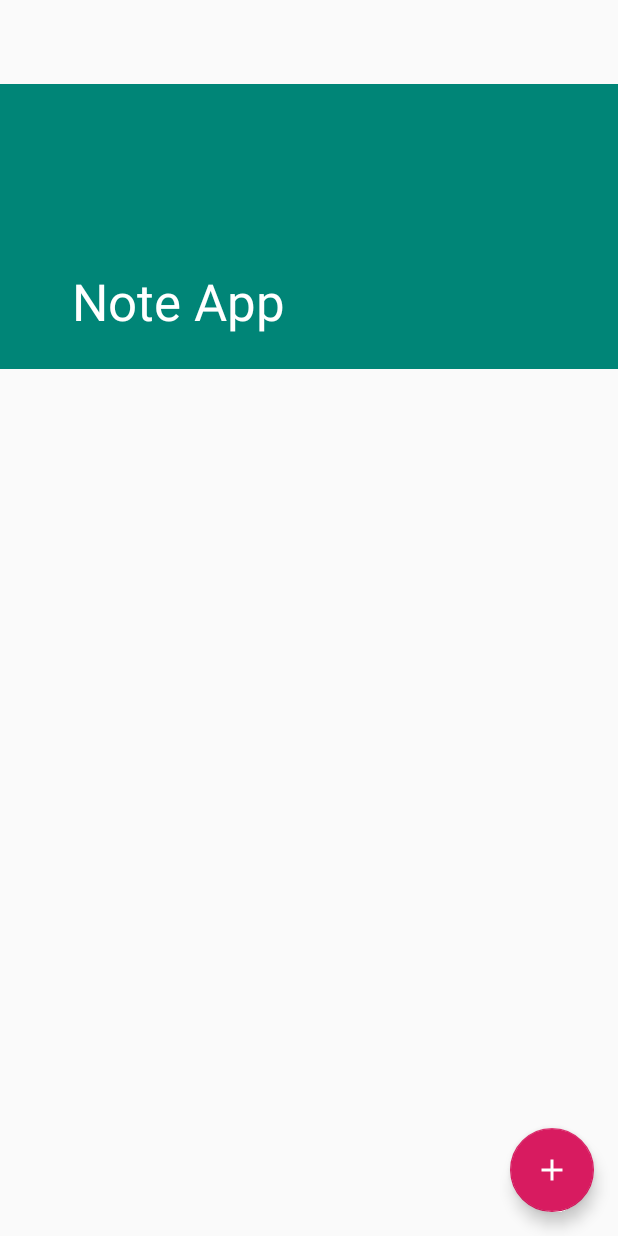
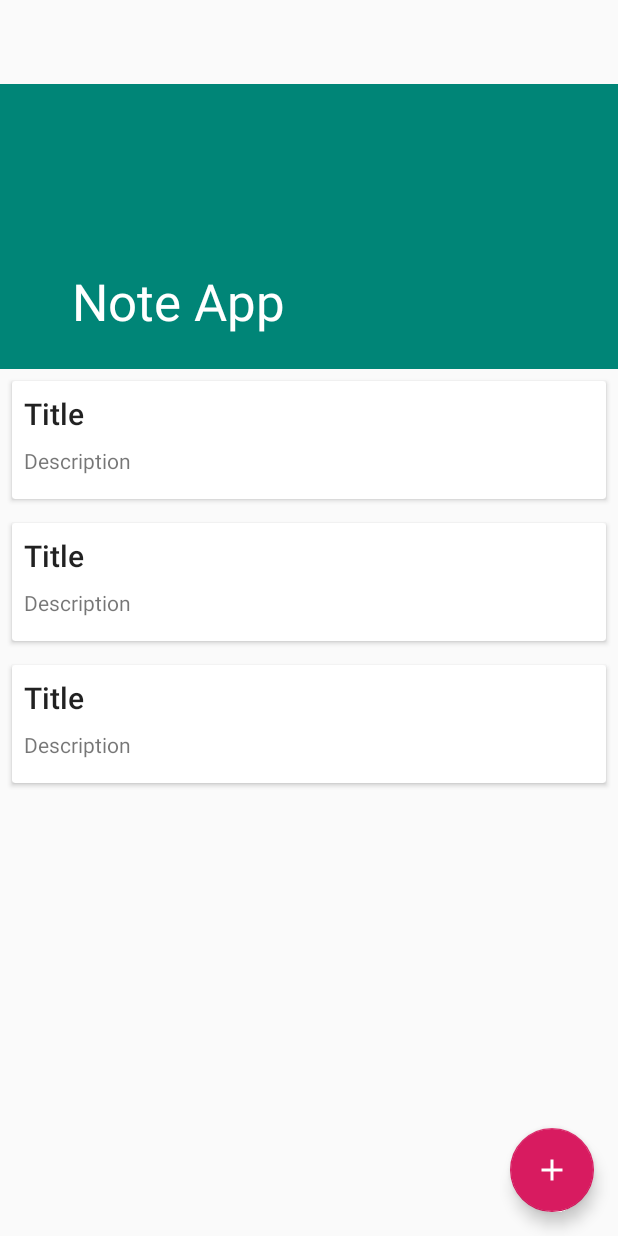
Before and after one commit to bqhuyy/Travel-together, an Android app: the layout activity_note_main.xml on its own in the app's theme, with its tools: preview values and no code run, on a phone screen of 412 x 824 dp. Run offline under Robolectric (Android 15) with nearby library versions, the phone set to English and light mode, and no system bars.

Commit message:
add note_item.xml

```diff
--- a/app/src/main/res/layout/note_item.xml
+++ b/app/src/main/res/layout/note_item.xml
@@ -1,6 +1,38 @@
 <?xml version="1.0" encoding="utf-8"?>
-<android.support.constraint.ConstraintLayout
-    xmlns:android="http://schemas.android.com/apk/res/android" android:layout_width="match_parent"
-    android:layout_height="match_parent">
+<android.support.v7.widget.CardView xmlns:android="http://schemas.android.com/apk/res/android"
+    android:layout_width="match_parent"
+    android:layout_height="wrap_content"
+    xmlns:tools="http://schemas.android.com/tools"
+    android:id="@+id/note_item"
+    android:layout_margin="8dp"
+    android:orientation="vertical">
 
-</android.support.constraint.ConstraintLayout>
+    <LinearLayout
+        android:layout_width="match_parent"
+        android:layout_height="wrap_content"
+        android:background="?attr/selectableItemBackground"
+        android:orientation="vertical"
+        android:padding="8dp">
+
+        <TextView
+            android:layout_width="match_parent"
+            android:layout_height="wrap_content"
+            android:id="@+id/note_item_title"
+            style="@style/TextAppearance.AppCompat.Title"
+            tools:text = "Title"/>
+
+        <TextView
+            android:layout_width="match_parent"
+            android:layout_height="wrap_content"
+            android:id="@+id/note_item_desc"
+            style="@style/TextAppearance.AppCompat.Body1"
+            android:layout_marginTop="8dp"
+            android:alpha="0.54"
+            android:ellipsize="end"
+            android:maxLines="6"
+            android:paddingBottom="8dp"
+            android:textColor="@android:color/black"
+            tools:text="Description"/>
+
+    </LinearLayout>
+</android.support.v7.widget.CardView>
```
